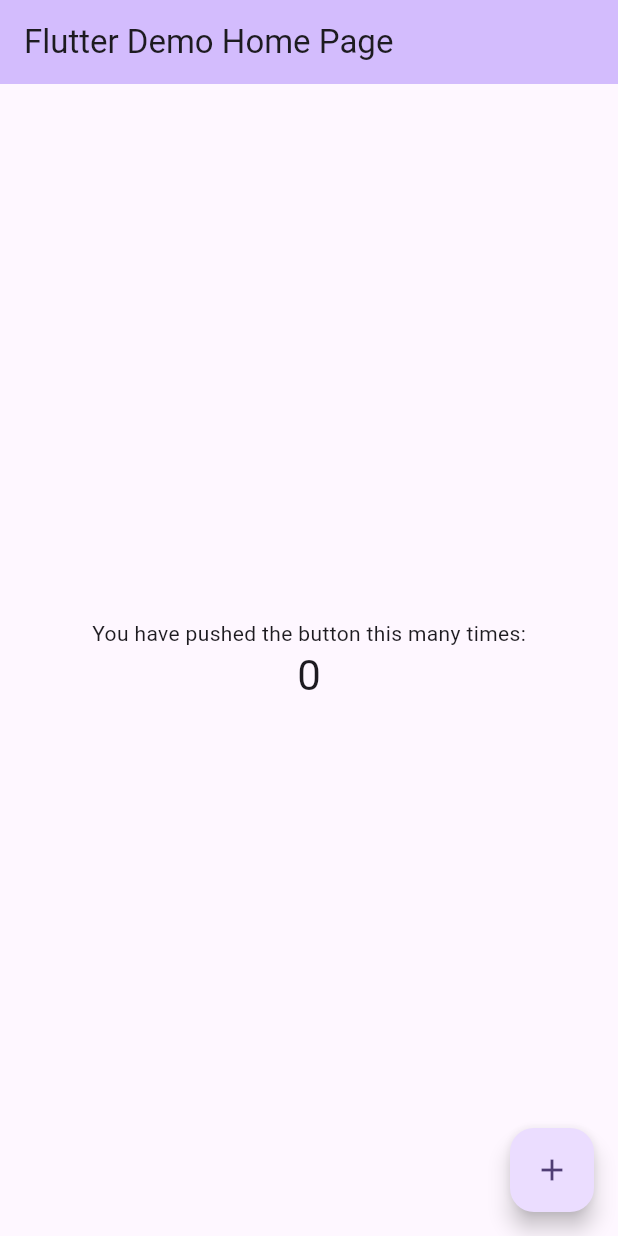
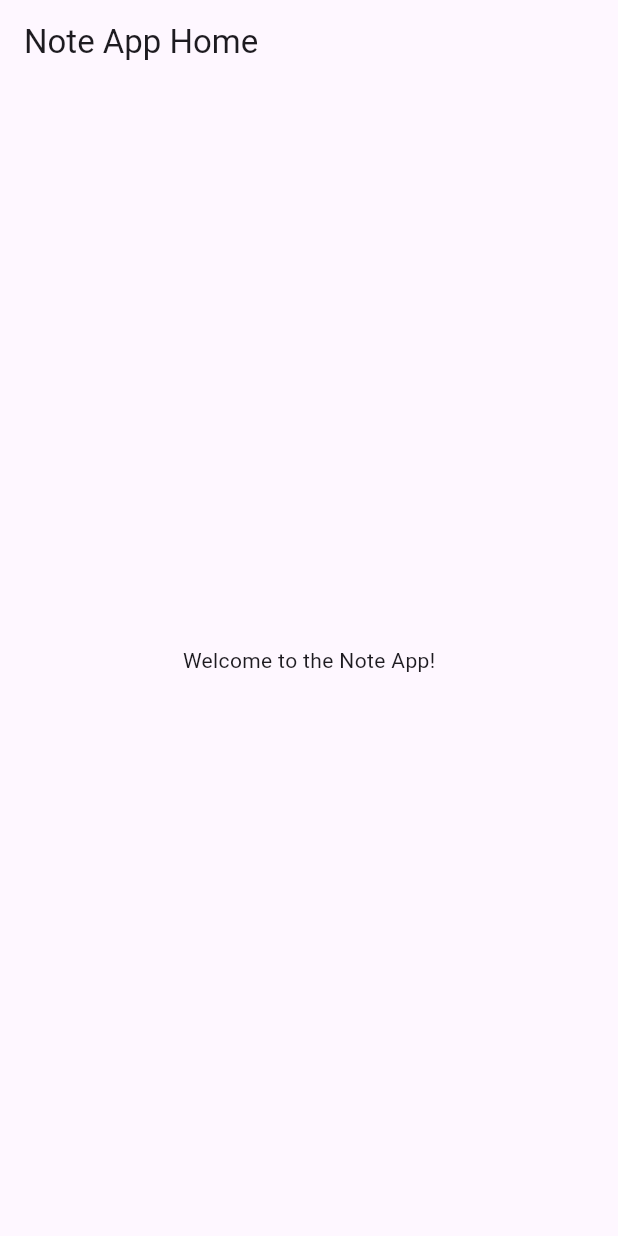
Before and after one commit to 45prashant/noteapp, a Flutter app: the screen it shows after launch, on a phone screen of 412 x 824 dp. Run offline on Flutter 3.47's test engine with Material 3 defaults, Android fonts, the phone set to English and light mode, and no system bars.

Commit message:
few change

```diff
--- a/lib/main.dart
+++ b/lib/main.dart
@@ -1,122 +1,24 @@
 import 'package:flutter/material.dart';
 
 void main() {
-  runApp(const MyApp());
+  runApp(noteapp());
 }
-
-class MyApp extends StatelessWidget {
-  const MyApp({super.key});
-
-  // This widget is the root of your application.
+class noteapp extends StatelessWidget {
   @override
   Widget build(BuildContext context) {
     return MaterialApp(
-      title: 'Flutter Demo',
+      title: 'Note App',
       theme: ThemeData(
-        // This is the theme of your application.
-        //
-        // TRY THIS: Try running your application with "flutter run". You'll see
-        // the application has a purple toolbar. Then, without quitting the app,
-        // try changing the seedColor in the colorScheme below to Colors.green
-        // and then invoke "hot reload" (save your changes or press the "hot
-        // reload" button in a Flutter-supported IDE, or press "r" if you used
-        // the command line to start the app).
-        //
-        // Notice that the counter didn't reset back to zero; the application
-        // state is not lost during the reload. To reset the state, use hot
-        // restart instead.
-        //
-        // This works for code too, not just values: Most code changes can be
-        // tested with just a hot reload.
-        colorScheme: ColorScheme.fromSeed(seedColor: Colors.deepPurple),
+        primarySwatch: Colors.blue,
       ),
-      home: const MyHomePage(title: 'Flutter Demo Home Page'),
+      home: Scaffold(
+        appBar: AppBar(
+          title: Text('Note App Home'),
+        ),
+        body: Center(
+          child: Text('Welcome to the Note App!'),
+        ),
+      ),
     );
   }
 }
-
-class MyHomePage extends StatefulWidget {
-  const MyHomePage({super.key, required this.title});
-
-  // This widget is the home page of your application. It is stateful, meaning
-  // that it has a State object (defined below) that contains fields that affect
-  // how it looks.
-
-  // This class is the configuration for the state. It holds the values (in this
-  // case the title) provided by the parent (in this case the App widget) and
-  // used by the build method of the State. Fields in a Widget subclass are
-  // always marked "final".
-
-  final String title;
-
-  @override
-  State<MyHomePage> createState() => _MyHomePageState();
-}
-
-class _MyHomePageState extends State<MyHomePage> {
-  int _counter = 0;
-
-  void _incrementCounter() {
-    setState(() {
-      // This call to setState tells the Flutter framework that something has
-      // changed in this State, which causes it to rerun the build method below
-      // so that the display can reflect the updated values. If we changed
-      // _counter without calling setState(), then the build method would not be
-      // called again, and so nothing would appear to happen.
-      _counter++;
-    });
-  }
-
-  @override
-  Widget build(BuildContext context) {
-    // This method is rerun every time setState is called, for instance as done
-    // by the _incrementCounter method above.
-    //
-    // The Flutter framework has been optimized to make rerunning build methods
-    // fast, so that you can just rebuild anything that needs updating rather
-    // than having to individually change instances of widgets.
-    return Scaffold(
-      appBar: AppBar(
-        // TRY THIS: Try changing the color here to a specific color (to
-        // Colors.amber, perhaps?) and trigger a hot reload to see the AppBar
-        // change color while the other colors stay the same.
-        backgroundColor: Theme.of(context).colorScheme.inversePrimary,
-        // Here we take the value from the MyHomePage object that was created by
-        // the App.build method, and use it to set our appbar title.
-        title: Text(widget.title),
-      ),
-      body: Center(
-        // Center is a layout widget. It takes a single child and positions it
-        // in the middle of the parent.
-        child: Column(
-          // Column is also a layout widget. It takes a list of children and
-          // arranges them vertically. By default, it sizes itself to fit its
-          // children horizontally, and tries to be as tall as its parent.
-          //
-          // Column has various properties to control how it sizes itself and
-          // how it positions its children. Here we use mainAxisAlignment to
-          // center the children vertically; the main axis here is the vertical
-          // axis because Columns are vertical (the cross axis would be
-          // horizontal).
-          //
-          // TRY THIS: Invoke "debug painting" (choose the "Toggle Debug Paint"
-          // action in the IDE, or press "p" in the console), to see the
-          // wireframe for each widget.
-          mainAxisAlignment: MainAxisAlignment.center,
-          children: <Widget>[
-            const Text('You have pushed the button this many times:'),
-            Text(
-              '$_counter',
-              style: Theme.of(context).textTheme.headlineMedium,
-            ),
-          ],
-        ),
-      ),
-      floatingActionButton: FloatingActionButton(
-        onPressed: _incrementCounter,
-        tooltip: 'Increment',
-        child: const Icon(Icons.add),
-      ), // This trailing comma makes auto-formatting nicer for build methods.
-    );
-  }
-}
```
Also changed, not shown: lib/Pages/login.dart (added).
